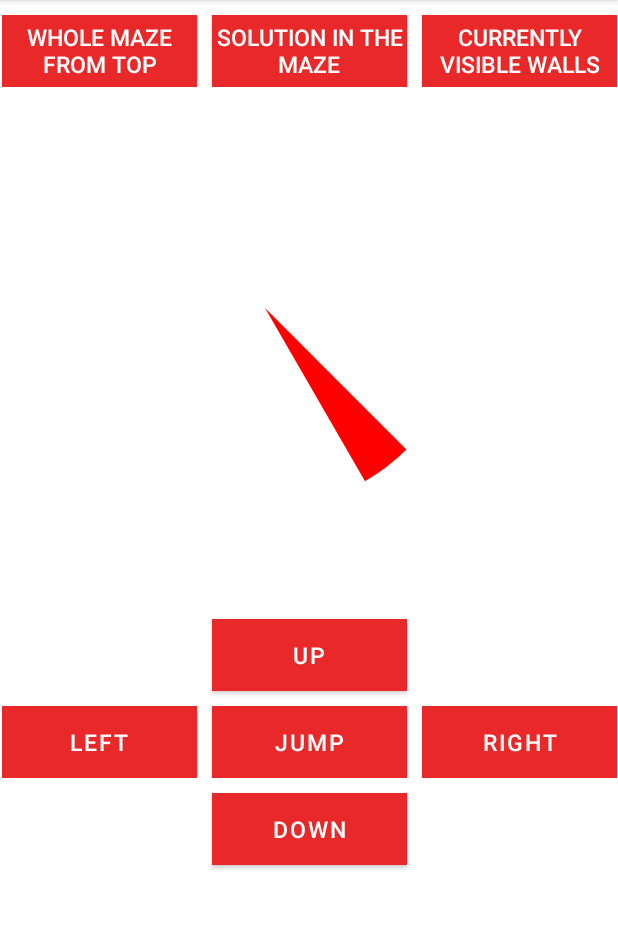
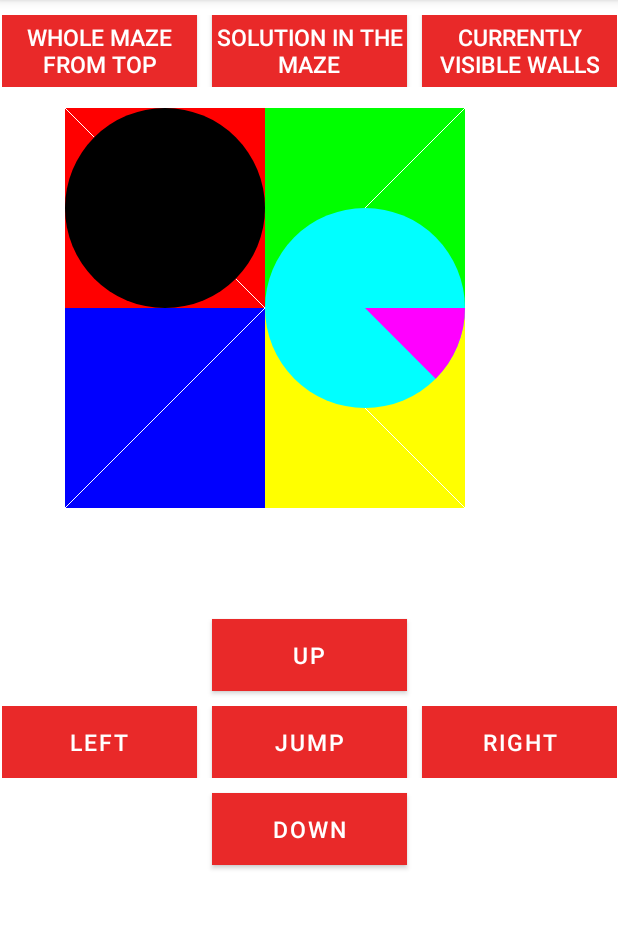
Before and after one commit to dnmontenegro/amazebydavidmontenegro, an Android app: the PlayManuallyActivity screen opened directly, with no data from a screen before it, on a phone screen of 412 x 824 dp, the part 84-1013 px from its top. Run offline under Robolectric (Android 15) with nearby library versions, the phone set to English and light mode, and no system bars.

Commit message:
Added working addFilledRectangle, addFilledOval, and addArc methods

```diff
--- a/app/src/main/java/edu/wm/cs/cs301/DavidMontenegro/gui/MazePanel.java
+++ b/app/src/main/java/edu/wm/cs/cs301/DavidMontenegro/gui/MazePanel.java
@@ -5,6 +5,7 @@ import android.graphics.Bitmap;
 import android.graphics.Canvas;
 import android.graphics.Color;
 import android.graphics.Paint;
+import android.graphics.Path;
 import android.util.AttributeSet;
 import android.view.View;
 
@@ -52,17 +53,26 @@ public class MazePanel extends View implements P5Panel {
 
 	@Override
 	public void addFilledRectangle(int x, int y, int width, int height) {
-
+		paint.setStyle(Paint.Style.FILL);
+		canvas.drawRect(x, y, x+width, y+height, paint);
 	}
 
 	@Override
 	public void addFilledPolygon(int[] xPoints, int[] yPoints, int nPoints) {
+		paint.setStyle(Paint.Style.FILL);
 
 	}
 
 	@Override
 	public void addPolygon(int[] xPoints, int[] yPoints, int nPoints) {
-
+		Path path = new Path();
+		path.reset();
+		path.moveTo(xPoints[0], yPoints[0]);
+		for(int i = 1; i < nPoints; i ++) {
+			path.lineTo(xPoints[i], yPoints[i]);
+		}
+		path.close();
+		canvas.drawPath(path, paint);
 	}
 
 	@Override
@@ -72,7 +82,8 @@ public class MazePanel extends View implements P5Panel {
 
 	@Override
 	public void addFilledOval(int x, int y, int width, int height) {
-
+		paint.setStyle(Paint.Style.FILL);
+		canvas.drawOval(x, y, x+width, y+height, paint);
 	}
 
 	@Override
--- a/app/src/main/java/edu/wm/cs/cs301/DavidMontenegro/gui/PlayManuallyActivity.java
+++ b/app/src/main/java/edu/wm/cs/cs301/DavidMontenegro/gui/PlayManuallyActivity.java
@@ -198,7 +198,22 @@ public class PlayManuallyActivity extends AppCompatActivity {
         });
 
         mazePanel.setColor(Color.RED);
-        mazePanel.addArc(0, 0, 400, 400, 45, 15);
+        mazePanel.addFilledRectangle(0, 0, 200, 200);
+        mazePanel.setColor(Color.YELLOW);
+        mazePanel.addFilledRectangle(200, 200, 200, 200);
+        mazePanel.setColor(Color.BLUE);
+        mazePanel.addFilledRectangle(0, 200, 200, 200);
+        mazePanel.setColor(Color.GREEN);
+        mazePanel.addFilledRectangle(200, 0, 200, 200);
+        mazePanel.setColor(Color.WHITE);
+        mazePanel.addLine(0,0, 400, 400);
+        mazePanel.addLine(0,400, 400, 0);
+        mazePanel.setColor(Color.BLACK);
+        mazePanel.addFilledOval(0, 0, 200, 200);
+        mazePanel.setColor(Color.CYAN);
+        mazePanel.addFilledOval(200, 100, 200, 200);
+        mazePanel.setColor(Color.MAGENTA);
+        mazePanel.addArc(200, 100, 200, 200,0,45);
         mazePanel.commit();
 
     }
```
